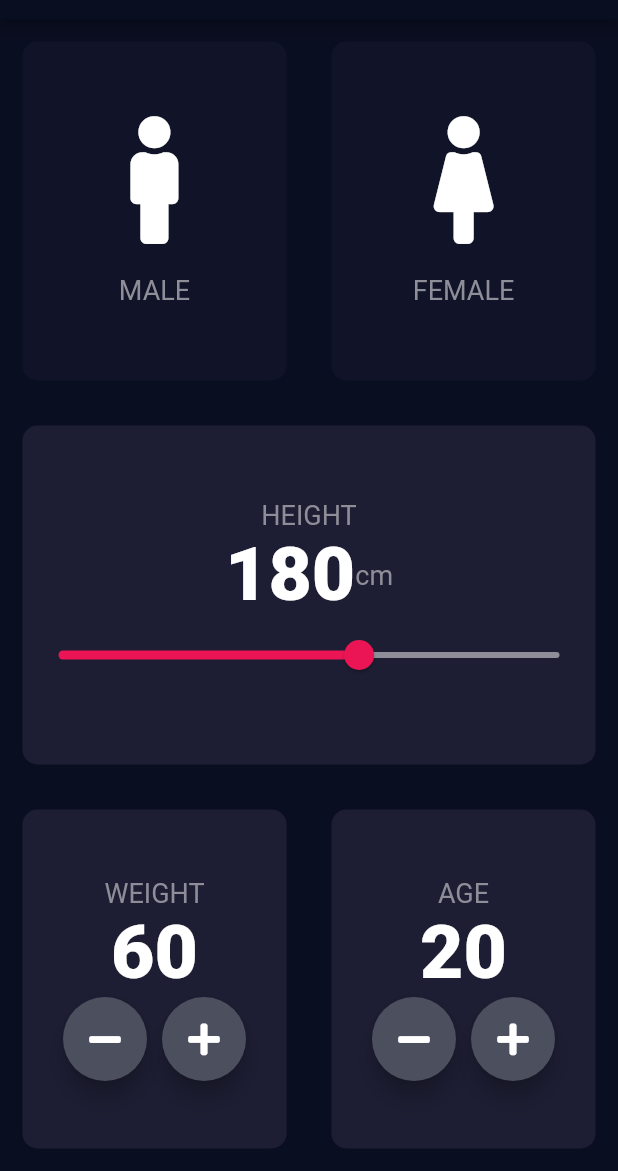
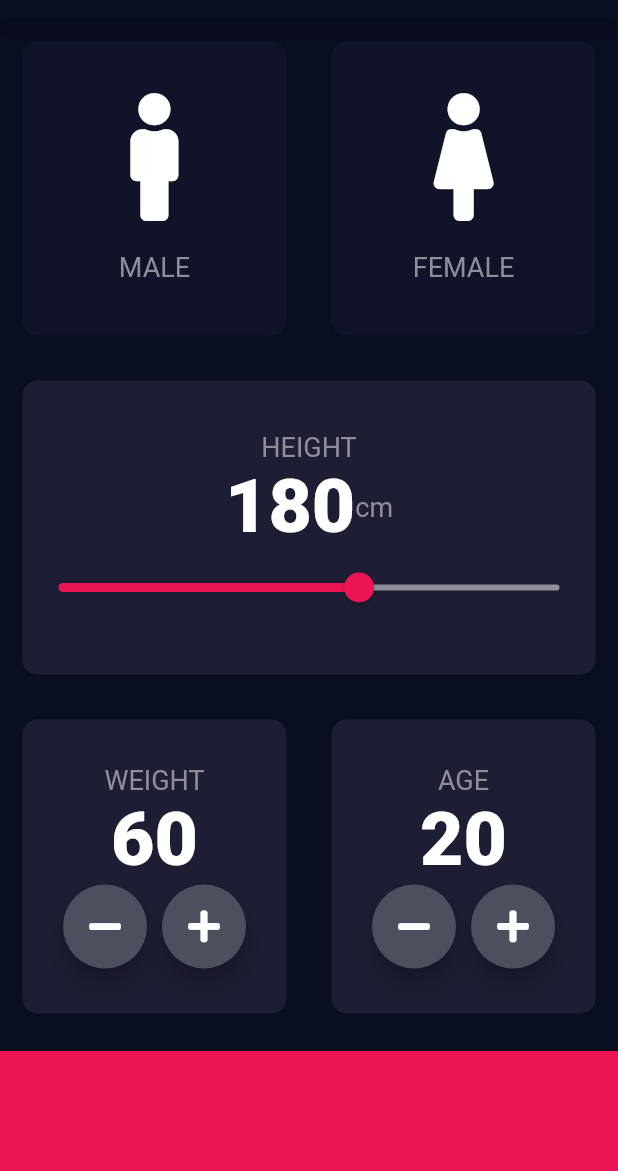
Before and after one commit to malikijazbashir/bmi_calculator, a Flutter app: the screen it shows after launch, on a phone screen of 412 x 824 dp, the part 65-1236 px from its top. Run offline on Flutter 3.47's test engine with Material 2 defaults, Android fonts, the phone set to English and light mode, and no system bars; our stand-ins replace font_awesome_flutter.

Commit message:
I Done Lecture No 67 Add new Buttom Container in flutter for BMI calculator

```diff
--- a/lib/input_page.dart
+++ b/lib/input_page.dart
@@ -162,8 +162,15 @@ class _InputPageState extends State<InputPage> {
                     )
                   ],
                 ),)),
+
             ],
           )),
+          Container(
+            color: Color(0xFFEB1555),
+            margin: EdgeInsets.only(top:10.0),
+            width: double.infinity,
+            height: 80.0,
+          )
         ],
 
       ),
```
